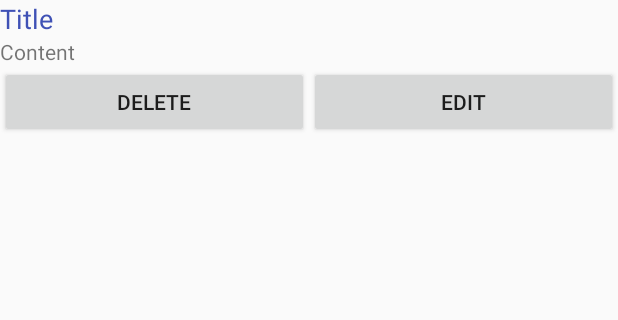
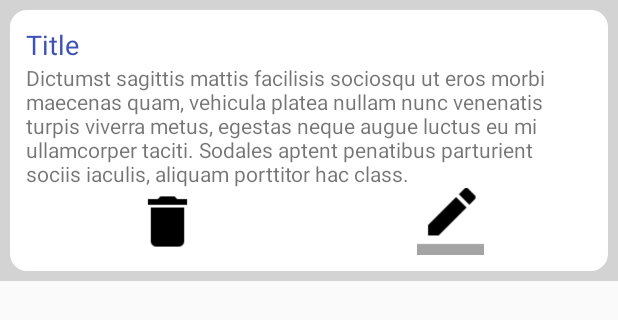
Before and after one commit to dev-tam/NoteApp, an Android app: the layout ticket.xml on its own in the app's theme, with its tools: preview values and no code run, on a phone screen of 412 x 824 dp. Shown: the top 320 px of the screen. Run offline under Robolectric (Android 15) with nearby library versions, the phone set to English and light mode, and no system bars.

Commit message:
layout buttons

```diff
--- /dev/null
+++ b/app/src/main/res/drawable/background_layout.xml
@@ -0,0 +1,15 @@
+<?xml version="1.0" encoding="utf-8"?>
+<selector xmlns:android="http://schemas.android.com/apk/res/android">
+    <item>
+        <shape
+            android:shape="rectangle"
+            >
+            <solid android:color="#ffffff" />
+            <corners android:radius="5pt" />
+            <padding android:top="5pt"
+                android:right="5pt"
+                android:left="5pt"
+                android:bottom="5pt" />
+        </shape>
+    </item>
+</selector>
--- a/app/src/main/res/layout/activity_main.xml
+++ b/app/src/main/res/layout/activity_main.xml
@@ -5,9 +5,11 @@
     android:layout_width="match_parent"
     android:layout_height="match_parent"
     android:orientation="vertical"
+    android:background="@color/gray"
     tools:context="net.torora.jtam.noteapp.MainActivity">
 
     <ListView
+        android:background="@color/gray"
         android:layout_width="match_parent"
         android:layout_height="match_parent" />
 </LinearLayout>
--- a/app/src/main/res/layout/ticket.xml
+++ b/app/src/main/res/layout/ticket.xml
@@ -1,7 +1,18 @@
 <?xml version="1.0" encoding="utf-8"?>
 <LinearLayout xmlns:android="http://schemas.android.com/apk/res/android"
-    android:orientation="vertical" android:layout_width="match_parent"
-    android:layout_height="match_parent">
+    xmlns:app="http://schemas.android.com/apk/res-auto"
+    android:layout_width="match_parent"
+    android:layout_height="wrap_content"
+    android:background="@color/gray"
+    android:orientation="vertical">
+
+
+    <LinearLayout
+        android:background="@drawable/background_layout"
+        android:layout_margin="3pt"
+        android:layout_width="match_parent"
+        android:layout_height="wrap_content"
+        android:orientation="vertical">
 
         <TextView
             android:id="@+id/textView"
@@ -15,26 +26,28 @@
             android:id="@+id/textView2"
             android:layout_width="match_parent"
             android:layout_height="wrap_content"
-        android:text="Content" />
+            android:text="Dictumst sagittis mattis facilisis sociosqu ut eros morbi maecenas quam, vehicula platea nullam nunc venenatis turpis viverra metus, egestas neque augue luctus eu mi ullamcorper taciti. Sodales aptent penatibus parturient sociis iaculis, aliquam porttitor hac class." />
 
         <LinearLayout
             android:layout_width="match_parent"
             android:layout_height="match_parent"
             android:orientation="horizontal">
 
-        <Button
-            android:id="@+id/button2"
-            android:layout_width="match_parent"
-            android:layout_height="wrap_content"
+            <ImageView
+                android:id="@+id/imageView"
+                android:layout_width="20pt"
+                android:layout_height="20pt"
                 android:layout_weight="1"
-            android:text="Delete" />
+                app:srcCompat="@drawable/ic_delete_black_24dp" />
 
-        <Button
-            android:id="@+id/button"
-            android:layout_width="match_parent"
-            android:layout_height="wrap_content"
+            <ImageView
+                android:id="@+id/imageView2"
+                android:layout_width="20pt"
+                android:layout_height="20pt"
                 android:layout_weight="1"
-            android:text="Edit" />
+                app:srcCompat="@drawable/ic_border_color_black_24dp" />
         </LinearLayout>
 
     </LinearLayout>
+
+</LinearLayout>
--- a/app/src/main/res/values/colors.xml
+++ b/app/src/main/res/values/colors.xml
@@ -3,4 +3,5 @@
     <color name="colorPrimary">#3f51b5</color>
     <color name="colorPrimaryDark">#303F9F</color>
     <color name="colorAccent">#FF4081</color>
+    <color name="gray">#d4d3d3</color>
 </resources>
```
Also changed, not shown: app/src/main/res/drawable/ic_border_color_black_24dp.png (added), app/src/main/res/drawable/ic_delete_black_24dp.png (added). Lines whose indentation alone changed are shown as unchanged.
